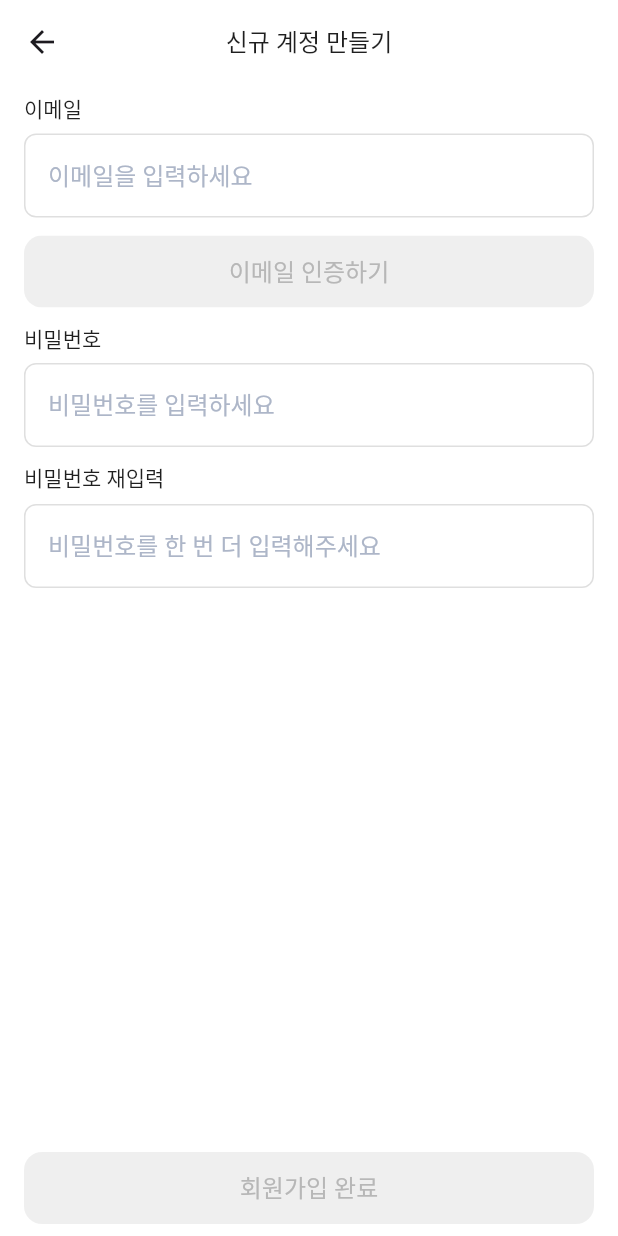
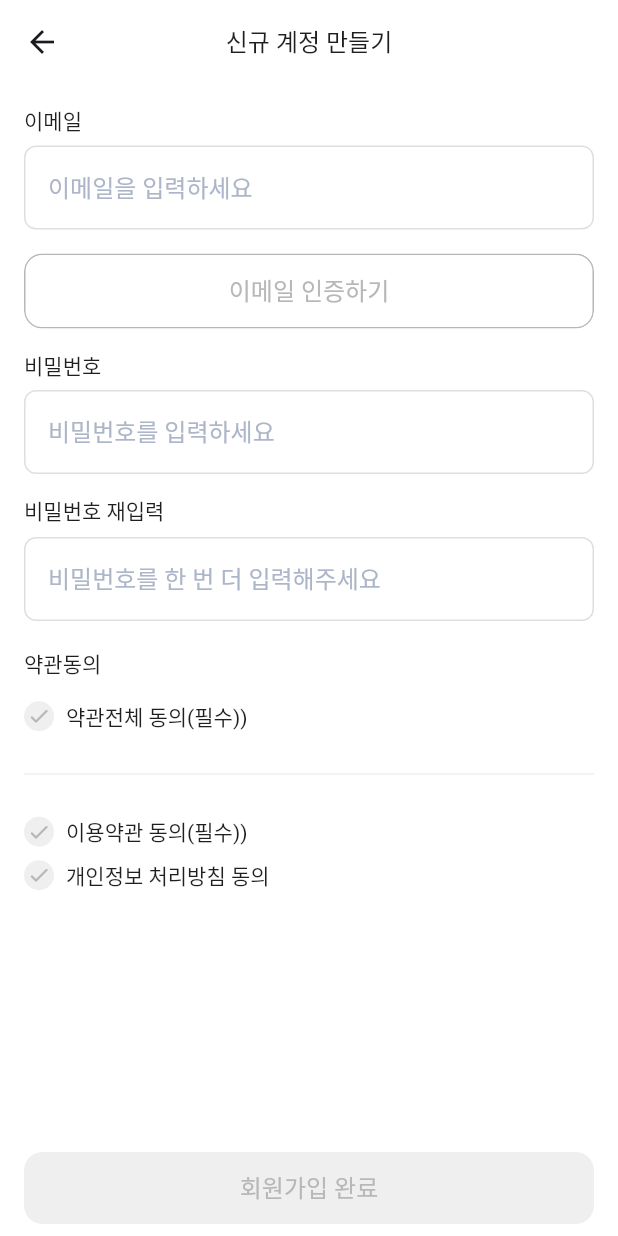
Before and after one commit to KoreanTuna/Payment-Demo, a Flutter app: the screen it shows after launch, after a tap on "새 계정 만들기", on a phone screen of 412 x 824 dp. Run offline on Flutter 3.47's test engine with Material 3 defaults, Android fonts, the light colour scheme and no system bars; our stand-ins replace animate_do, dio, flutter_hooks, flutter_svg, freezed_annotation, get_it and 7 more; generated files the repository leaves out were written again; Roboto replaces fonts that are missing (Pretendard).

Commit message:
이메일 및 회원가입 요청 비즈니스로직 플로우 생성

```diff
--- a/analysis_options.yaml
+++ b/analysis_options.yaml
@@ -121,7 +121,6 @@ linter:
     use_late_for_private_fields_and_variables: true
     use_named_constants: true
     use_rethrow_when_possible: true
-    use_setters_to_change_properties: true
     use_string_buffers: true
     use_test_throws_matchers: true
     use_to_and_as_if_applicable: true
--- /dev/null
+++ b/lib/common/widget/check_box.dart
@@ -0,0 +1,94 @@
+import 'package:flutter/material.dart';
+import 'package:flutter_hooks/flutter_hooks.dart';
+import 'package:hooks_riverpod/hooks_riverpod.dart';
+import 'package:payment_demo/core/theme/color_style.dart';
+import 'package:payment_demo/core/theme/text_style.dart';
+
+enum CheckStatus {
+  checked,
+  unchecked,
+}
+
+class CustomCheckBox extends HookConsumerWidget {
+  const CustomCheckBox({
+    super.key,
+    required this.onChanged,
+    this.label,
+    this.status = CheckStatus.unchecked,
+  });
+
+  final void Function(CheckStatus) onChanged;
+  final String? label;
+  final CheckStatus status;
+
+  factory CustomCheckBox.labeld({
+    required String label,
+    CheckStatus status = CheckStatus.unchecked,
+    bool initWithChecked = false,
+    required void Function(CheckStatus) onChanged,
+  }) {
+    return CustomCheckBox(
+      onChanged: onChanged,
+      status: initWithChecked ? CheckStatus.checked : status,
+      label: label,
+    );
+  }
+
+  @override
+  Widget build(BuildContext context, WidgetRef ref) {
+    final ValueNotifier<CheckStatus> checkState = useState(status);
+
+    useEffect(
+      () {
+        checkState.value = status;
+        return null;
+      },
+      [status],
+    );
+
+    return Padding(
+      padding: const EdgeInsets.symmetric(vertical: 4.0),
+      child: GestureDetector(
+        onTap: () {
+          checkState.value = checkState.value == CheckStatus.checked
+              ? CheckStatus.unchecked
+              : CheckStatus.checked;
+          onChanged(checkState.value);
+        },
+        child: Row(
+          children: [
+            Container(
+              height: 20,
+              width: 20,
+              decoration: BoxDecoration(
+                shape: BoxShape.circle,
+                color: checkState.value == CheckStatus.checked
+                    ? ColorStyle.primary500
+                    : ColorStyle.gray200,
+              ),
+              child: Center(
+                child: Icon(
+                  size: 16,
+                  Icons.check_rounded,
+                  color: checkState.value == CheckStatus.checked
+                      ? Colors.white
+                      : ColorStyle.gray400,
+                ),
+              ),
+            ),
+            if (label != null)
+              Padding(
+                padding: const EdgeInsets.only(left: 8.0),
+                child: Text(
+                  label!,
+                  style: const TextStyle().body2,
+                ),
+              )
+            else
+              const SizedBox.shrink(),
+          ],
+        ),
+      ),
+    );
+  }
+}
--- a/lib/common/widget/custom_button.dart
+++ b/lib/common/widget/custom_button.dart
@@ -24,6 +24,28 @@ class CustomButton extends StatelessWidget {
   final bool applyBorderColor;
   final Color? textColor;
 
+  factory CustomButton.border({
+    required String label,
+    double? width,
+    VoidCallback? onPressed,
+    bool isLoading = false,
+    bool isEnabled = true,
+    Color? textColor,
+    bool applyBackgroundColor = false,
+    bool applyBorderColor = true,
+  }) {
+    return CustomButton(
+      label: label,
+      width: width,
+      onPressed: onPressed,
+      isLoading: isLoading,
+      isEnabled: isEnabled,
+      applyBackgroundColor: applyBackgroundColor,
+      applyBorderColor: applyBorderColor,
+      textColor: textColor,
+    );
+  }
+
   @override
   Widget build(BuildContext context) {
     return ClipRRect(
@@ -33,8 +55,11 @@ class CustomButton extends StatelessWidget {
           color: applyBackgroundColor
               ? (isEnabled ? ColorStyle.primary500 : ColorStyle.gray200)
               : Colors.transparent,
+          borderRadius: BorderRadius.circular(12),
           border: applyBorderColor
-              ? Border.all(color: ColorStyle.primary500)
+              ? Border.all(
+                  color: isEnabled ? ColorStyle.primary500 : ColorStyle.gray400,
+                )
               : null,
         ),
         child: Material(
@@ -64,7 +89,9 @@ class CustomButton extends StatelessWidget {
                                     ? (isEnabled
                                           ? Colors.white
                                           : ColorStyle.gray400)
-                                    : ColorStyle.gray700),
+                                    : isEnabled
+                                    ? ColorStyle.primary500
+                                    : ColorStyle.gray400),
                           ),
                         ),
                 ),
--- /dev/null
+++ b/lib/core/extension/string.extension.dart
@@ -0,0 +1,39 @@
+extension StringExtension on String {
+  /// 해당 String이 유효한 이메일 주소인지 확인합니다.
+  /// 이메일 주소는 '@' 기호와 '.' 기호를 포함해야 합니다.
+  /// 예시:
+  /// - valid: "example@example.com"
+  /// - invalid: "example.com", "example@.com", "example@com"
+  ///
+  bool isValidEmail() {
+    final emailRegex = RegExp(
+      r'^[a-zA-Z0-9._%+-]+@[a-zA-Z0-9.-]+\.[a-zA-Z]{2,}$',
+    );
+    return emailRegex.hasMatch(this);
+  }
+
+  /// 해당 String이 유효한 전화번호인지 확인합니다.
+  /// 전화번호는 숫자만 포함되어야 합니다.
+  /// 예시: 01012345678
+  /// 전화번호는 11자리로 제한
+  bool isValidKoreanPhoneNumber() {
+    final phoneRegex = RegExp(r'^\d{11}$');
+    if (length != 11) {
+      return false;
+    }
+    return phoneRegex.hasMatch(this);
+  }
+
+  /// 해당 String이 유효한 국제 전화번호인지 확인합니다.
+  /// 국제 전화번호는 + 기호로 시작하고, 숫자만 포함되어야 합니다.
+  /// 예시: +821012345678
+  /// 국제 전화번호는 10자리에서 15자리로 제한
+  /// + 기호를 포함한 경우는 11자리에서 16자리로 제한
+  bool isValidInternationalPhoneNumber() {
+    final phoneRegex = RegExp(r'^\+?[0-9]{10,15}$');
+    if (startsWith('+')) {
+      return length >= 11 && length <= 16 && phoneRegex.hasMatch(this);
+    }
+    return length >= 10 && length <= 15 && phoneRegex.hasMatch(this);
+  }
+}
--- /dev/null
+++ b/lib/presentation/auth/domain/entities/sign_up_form_entity.dart
@@ -0,0 +1,42 @@
+import 'package:freezed_annotation/freezed_annotation.dart';
+import 'package:payment_demo/core/extension/string.extension.dart';
+part 'sign_up_form_entity.g.dart';
+part 'sign_up_form_entity.freezed.dart';
+
+/// 회원가입 중 입력되는 정보를 담는 엔티티입니다.
+@freezed
+abstract class SignUpFormEntity with _$SignUpFormEntity {
+  const factory SignUpFormEntity({
+    required String email,
+    required String password,
+    required String confirmPassword,
+    required bool isAgreedToTerms,
+    required bool isAgreedToPrivacyPolicy,
+  }) = _SignUpFormEntity;
+
+  factory SignUpFormEntity.initial() {
+    return const SignUpFormEntity(
+      email: '',
+      password: '',
+      confirmPassword: '',
+      isAgreedToTerms: false,
+      isAgreedToPrivacyPolicy: false,
+    );
+  }
+
+  factory SignUpFormEntity.fromJson(Map<String, dynamic> json) =>
+      _$SignUpFormEntityFromJson(json);
+}
+
+extension SignUpFormEntityExtension on SignUpFormEntity {
+  /// 회원가입 폼의 유효성 검사
+  bool get isValid {
+    return email.isNotEmpty &&
+        email.isValidEmail() &&
+        password.isNotEmpty &&
+        confirmPassword.isNotEmpty &&
+        confirmPassword == password &&
+        isAgreedToTerms &&
+        isAgreedToPrivacyPolicy;
+  }
+}
--- a/lib/presentation/auth/presentation/sign_up_screen.dart
+++ b/lib/presentation/auth/presentation/sign_up_screen.dart
@@ -5,9 +5,14 @@ import 'package:hooks_riverpod/hooks_riverpod.dart';
 import 'package:payment_demo/common/widget/base/base_screen.dart';
 import 'package:payment_demo/common/widget/custom_appbar.dart';
 import 'package:payment_demo/common/widget/custom_button.dart';
-import 'package:payment_demo/presentation/auth/presentation/widget/info_input_widget.dart';
+import 'package:payment_demo/core/extension/string.extension.dart';
+import 'package:payment_demo/presentation/auth/domain/entities/sign_up_form_entity.dart';
+import 'package:payment_demo/presentation/auth/presentation/state/sign_up_event.dart';
+import 'package:payment_demo/presentation/auth/presentation/state/sign_up_state.dart';
+import 'package:payment_demo/presentation/auth/presentation/widget/sign_up_info_input_widget.dart';
+import 'package:payment_demo/presentation/auth/presentation/widget/sign_up_terms_agree_widget.dart';
 
-class SignUpScreen extends BaseScreen {
+class SignUpScreen extends BaseScreen with SignUpEvent, SignUpState {
   const SignUpScreen({super.key});
 
   @override
@@ -26,6 +31,9 @@ class SignUpScreen extends BaseScreen {
   @override
   Widget buildScreen(BuildContext context, WidgetRef ref) {
     final ScrollController scrollController = useScrollController();
+
+    /// 회원가입 폼 상태 관리
+    final SignUpFormEntity signUpFormState = getSignUpFormState(ref);
 
     useEffect(
       () {
@@ -50,45 +58,41 @@ class SignUpScreen extends BaseScreen {
               Column(
                 crossAxisAlignment: CrossAxisAlignment.start,
                 children: [
-                  InfoInputWidget(
-                    title: '이메일',
-                    hintText: '이메일을 입력하세요',
-                    onChanged: (value) {
-                      // 이메일 입력 처리
-                    },
+                  SignUpInfoInputWidget(
+                    onChangedEmail: (String email) =>
+                        onChangedEmail(ref: ref, email: email),
+                    onChangedPassword: (String password) =>
+                        onChangedPassword(ref: ref, password: password),
+                    onChangedConfirmPassword: (String passwordConfirm) =>
+                        onChangedPasswordConfirm(
+                          ref: ref,
+                          passwordConfirm: passwordConfirm,
+                        ),
+                    onEmailCertificationPressed: () {},
+                    isEmailCertifiedEnabled: signUpFormState.email
+                        .isValidEmail(),
                   ),
-                  const SizedBox(height: 12),
-                  const CustomButton(
-                    label: '이메일 인증하기',
-                    isEnabled: false,
-                  ),
-                  const SizedBox(height: 12),
-
-                  InfoInputWidget(
-                    title: '비밀번호',
-                    hintText: '비밀번호를 입력하세요',
-                    onChanged: (value) {
-                      // 비밀번호 입력 처리
-                    },
-                    isObscureText: true,
-                  ),
-                  const SizedBox(height: 12),
-                  InfoInputWidget(
-                    title: '비밀번호 재입력',
-                    hintText: '비밀번호를 한 번 더 입력해주세요',
-                    onChanged: (value) {
-                      // 비밀번호 입력 처리
-                    },
-                    isObscureText: true,
+                  SignUpTermsAgreeWidget(
+                    currentSignUpFormState: signUpFormState,
+                    onTermsChanged: ({required value}) => onChangeTermsAgree(
+                      ref: ref,
+                      isTermsAgree: value,
+                    ),
+                    onPrivacyPolicyChanged: ({required value}) =>
+                        onChangePrivacyAgree(
+                          ref: ref,
+                          isPrivacyAgree: value,
+                        ),
                   ),
                 ],
               ),
             ],
           ),
         ),
-        const CustomButton(
+        CustomButton(
           label: '회원가입 완료',
-          isEnabled: false,
+          onPressed: () {},
+          isEnabled: signUpFormState.isValid,
         ),
       ],
     );
--- /dev/null
+++ b/lib/presentation/auth/presentation/state/sign_up_state.dart
@@ -0,0 +1,9 @@
+import 'package:hooks_riverpod/hooks_riverpod.dart';
+import 'package:payment_demo/presentation/auth/domain/entities/sign_up_form_entity.dart';
+import 'package:payment_demo/presentation/auth/presentation/provider/sign_up_provider.dart';
+
+mixin class SignUpState {
+  SignUpFormEntity getSignUpFormState(WidgetRef ref) {
+    return ref.watch(signUpProvider);
+  }
+}
--- a/lib/presentation/auth/presentation/widget/info_input_widget.dart
+++ /dev/null
@@ -1,37 +0,0 @@
-import 'package:flutter/material.dart';
-import 'package:payment_demo/common/widget/custom_text_field.dart';
-import 'package:payment_demo/core/theme/text_style.dart';
-
-class InfoInputWidget extends StatelessWidget {
-  const InfoInputWidget({
-    super.key,
-    required this.title,
-    required this.hintText,
-    required this.onChanged,
-    this.isObscureText = false,
-  });
-
-  final String title;
-  final String hintText;
-  final void Function(String) onChanged;
-  final bool isObscureText;
-
-  @override
-  Widget build(BuildContext context) {
-    return Column(
-      crossAxisAlignment: CrossAxisAlignment.start,
-      children: [
-        Text(
-          title,
-          style: const TextStyle().subTitle6,
-        ),
-        const SizedBox(height: 8),
-        CustomTextField(
-          hintText: hintText,
-          onChanged: onChanged,
-          isObscureText: isObscureText,
-        ),
-      ],
-    );
-  }
-}
--- /dev/null
+++ b/lib/presentation/auth/presentation/widget/sign_up_info_input_widget.dart
@@ -0,0 +1,93 @@
+import 'package:flutter/material.dart';
+import 'package:hooks_riverpod/hooks_riverpod.dart';
+import 'package:payment_demo/common/widget/custom_button.dart';
+import 'package:payment_demo/common/widget/custom_text_field.dart';
+import 'package:payment_demo/core/theme/text_style.dart';
+
+class SignUpInfoInputWidget extends HookConsumerWidget {
+  const SignUpInfoInputWidget({
+    super.key,
+    required this.onChangedEmail,
+    required this.onChangedPassword,
+    required this.onChangedConfirmPassword,
+    required this.onEmailCertificationPressed,
+    required this.isEmailCertifiedEnabled,
+  });
+
+  final void Function(String value) onChangedEmail;
+  final bool isEmailCertifiedEnabled;
+  final VoidCallback onEmailCertificationPressed;
+
+  final void Function(String value) onChangedPassword;
+  final void Function(String value) onChangedConfirmPassword;
+
+  @override
+  Widget build(BuildContext context, WidgetRef ref) {
+    return Column(
+      children: [
+        _InfoInputWidget(
+          title: '이메일',
+          hintText: '이메일을 입력하세요',
+          onChanged: onChangedEmail,
+        ),
+        Padding(
+          padding: const EdgeInsets.symmetric(vertical: 8),
+          child: CustomButton.border(
+            label: '이메일 인증하기',
+            onPressed: onEmailCertificationPressed,
+            isEnabled: isEmailCertifiedEnabled,
+          ),
+        ),
+
+        _InfoInputWidget(
+          title: '비밀번호',
+          hintText: '비밀번호를 입력하세요',
+          onChanged: onChangedPassword,
+          isObscureText: true,
+        ),
+        _InfoInputWidget(
+          title: '비밀번호 재입력',
+          hintText: '비밀번호를 한 번 더 입력해주세요',
+          onChanged: onChangedConfirmPassword,
+          isObscureText: true,
+        ),
+      ],
+    );
+  }
+}
+
+class _InfoInputWidget extends StatelessWidget {
+  const _InfoInputWidget({
+    required this.title,
+    required this.hintText,
+    required this.onChanged,
+    this.isObscureText = false,
+  });
+
+  final String title;
+  final String hintText;
+  final void Function(String) onChanged;
+  final bool isObscureText;
+
+  @override
+  Widget build(BuildContext context) {
+    return Padding(
+      padding: const EdgeInsets.symmetric(vertical: 8),
+      child: Column(
+        spacing: 8,
+        crossAxisAlignment: CrossAxisAlignment.start,
+        children: [
+          Text(
+            title,
+            style: const TextStyle().subTitle6,
+          ),
+          CustomTextField(
+            hintText: hintText,
+            onChanged: onChanged,
+            isObscureText: isObscureText,
+          ),
+        ],
+      ),
+    );
+  }
+}
--- /dev/null
+++ b/lib/presentation/auth/presentation/widget/sign_up_terms_agree_widget.dart
@@ -0,0 +1,72 @@
+import 'package:flutter/material.dart';
+import 'package:payment_demo/common/widget/check_box.dart';
+import 'package:payment_demo/core/theme/color_style.dart';
+import 'package:payment_demo/core/theme/text_style.dart';
+import 'package:payment_demo/presentation/auth/domain/entities/sign_up_form_entity.dart';
+
+class SignUpTermsAgreeWidget extends StatelessWidget {
+  const SignUpTermsAgreeWidget({
+    super.key,
+    required this.currentSignUpFormState,
+    required this.onTermsChanged,
+    required this.onPrivacyPolicyChanged,
+  });
+
+  final SignUpFormEntity currentSignUpFormState;
+  final void Function({required bool value}) onTermsChanged;
+  final void Function({required bool value}) onPrivacyPolicyChanged;
+
+  @override
+  Widget build(BuildContext context) {
+    return Column(
+      crossAxisAlignment: CrossAxisAlignment.start,
+      children: [
+        Padding(
+          padding: const EdgeInsets.symmetric(vertical: 12),
+          child: Text(
+            '약관동의',
+            style: const TextStyle().subTitle6,
+          ),
+        ),
+        CustomCheckBox.labeld(
+          label: '약관전체 동의(필수))',
+          status:
+              currentSignUpFormState.isAgreedToTerms &&
+                  currentSignUpFormState.isAgreedToPrivacyPolicy
+              ? CheckStatus.checked
+              : CheckStatus.unchecked,
+          onChanged: (value) {
+            final isAgreed = value == CheckStatus.checked;
+            onTermsChanged(value: isAgreed);
+            onPrivacyPolicyChanged(value: isAgreed);
+          },
+        ),
+        const Divider(
+          height: 48,
+          color: ColorStyle.gray200,
+        ),
+        CustomCheckBox.labeld(
+          label: '이용약관 동의(필수))',
+          status: currentSignUpFormState.isAgreedToTerms
+              ? CheckStatus.checked
+              : CheckStatus.unchecked,
+          onChanged: (value) {
+            final isAgreed = value == CheckStatus.checked;
+            onTermsChanged(value: isAgreed);
+          },
+        ),
+        CustomCheckBox.labeld(
+          label: '개인정보 처리방침 동의',
+          status: currentSignUpFormState.isAgreedToPrivacyPolicy
+              ? CheckStatus.checked
+              : CheckStatus.unchecked,
+
+          onChanged: (value) {
+            final isAgreed = value == CheckStatus.checked;
+            onPrivacyPolicyChanged(value: isAgreed);
+          },
+        ),
+      ],
+    );
+  }
+}
```
Also changed, not shown: lib/presentation/auth/data/repository/sign_up_repository_impl.dart (added, +44 -0 lines), lib/presentation/auth/domain/repository/sign_up_repository.dart (added, +16 -0 lines), lib/presentation/auth/domain/usecase/sign_up_usecase.dart (added, +35 -0 lines), lib/presentation/auth/presentation/provider/sign_up_provider.dart (added, +42 -0 lines), lib/presentation/auth/presentation/state/sign_up_event.dart (added, +80 -0 lines), lib/core/exception/custom_exception.dart (added), lib/environment/getit.config.dart, lib/presentation/auth/domain/entities/sign_up_form_entity.freezed.dart (added), lib/presentation/auth/domain/entities/sign_up_form_entity.g.dart (added), lib/presentation/auth/presentation/provider/sign_up_provider.g.dart (added), 2 other files.
